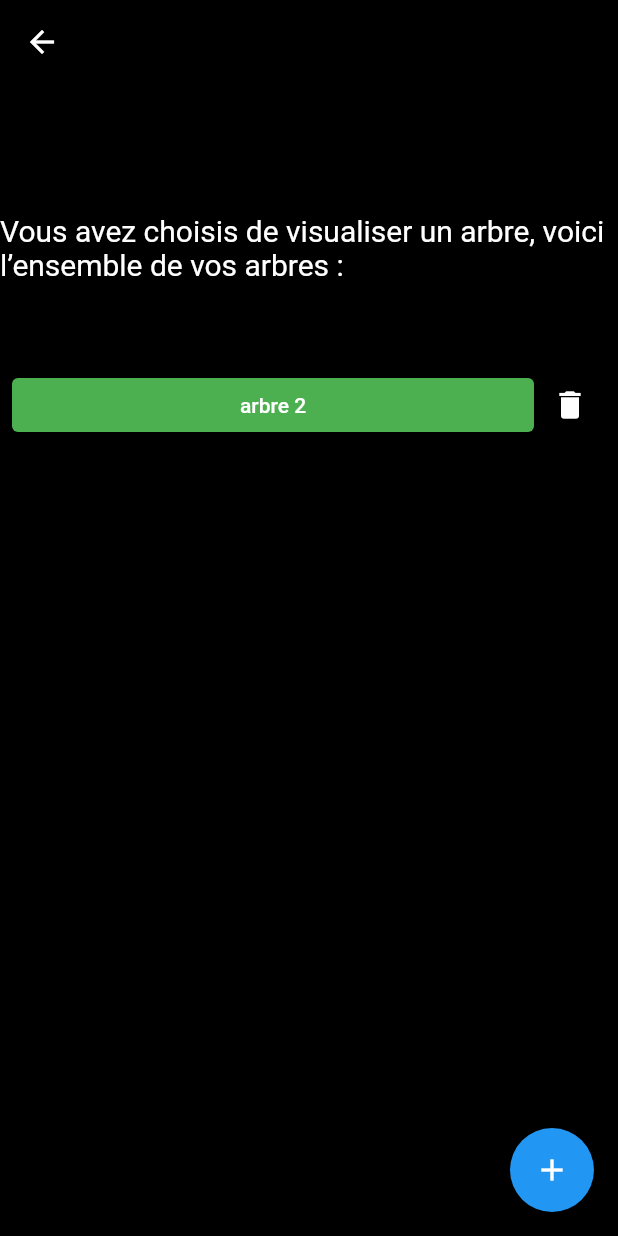
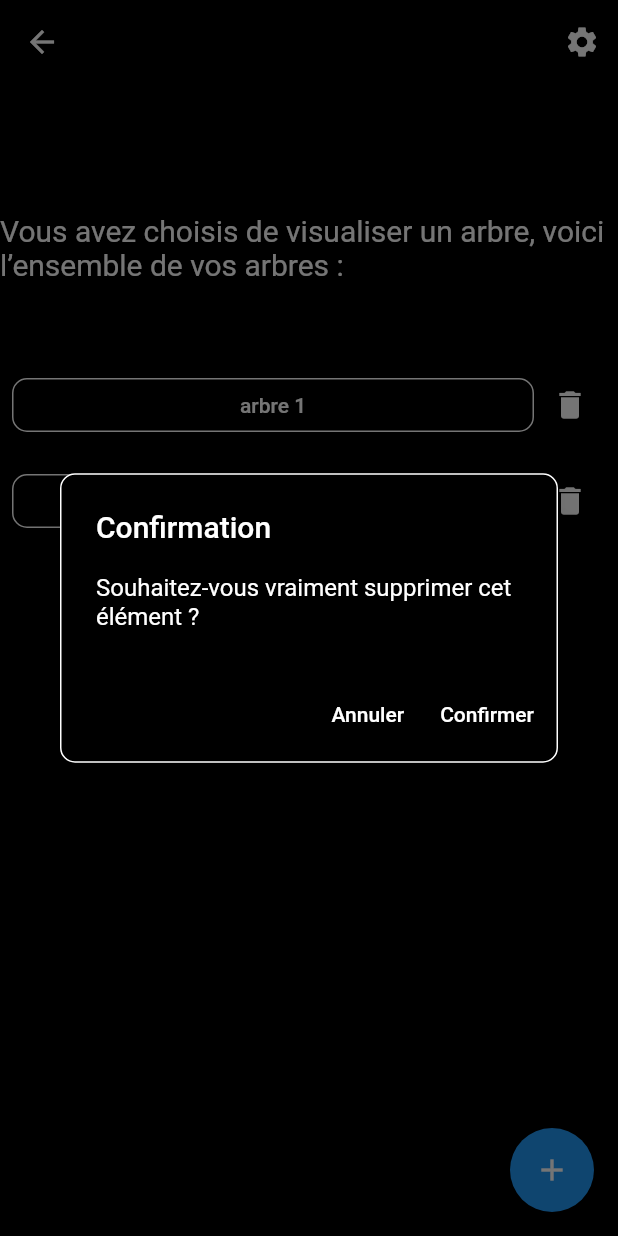
Before and after one commit to romainChuat/octrees, a Flutter app: the Visualize screen opened directly, after a tap on the "delete" icon, on a phone screen of 412 x 824 dp. Run offline on Flutter 3.47's test engine with Material 2 defaults, Android fonts, the phone set to English and light mode, and no system bars; our stand-ins replace animated_text_kit.

Commit message:
Modification des différents boutton d'un point de vue design + ajout du bouton paramètre sur l'ensemble des pages

```diff
--- a/lib/ModelProvider.dart
+++ b/lib/ModelProvider.dart
@@ -23,6 +23,10 @@ class ModelProvider extends ChangeNotifier{
   void removeTree(int index) {
     _trees.removeAt(index);
     notifyListeners();
+  }
+
+  int getTreeSize() {
+    return _trees.length;
   }
 
 
--- a/lib/Visualize.dart
+++ b/lib/Visualize.dart
@@ -5,7 +5,7 @@ import 'package:provider/provider.dart';
 
 import 'main.dart';
 
-class Visualize extends StatelessWidget{
+class Visualize extends StatelessWidget {
   @override
   Widget build(BuildContext context) {
     var prov = context.watch<ModelProvider>();
@@ -19,95 +19,137 @@ class Visualize extends StatelessWidget{
             Navigator.of(context).pop();
           },
         ),
+        actions: [
+          Tooltip(
+            message: 'Paramètre',
+            child: IconButton(
+              icon: const Icon(Icons.settings),
+              color: Colors.white,
+              onPressed: () {
+                // TODO ajouter des parametres dans l'icon settings
+              },
+            ),
+          ),
+        ],
       ),
       body: Center(
-          child: Column(
-              mainAxisAlignment: MainAxisAlignment.center,
-              children : [
+          child: Column(mainAxisAlignment: MainAxisAlignment.center, children: [
         Text(
           "Vous avez choisis de visualiser un arbre, voici l’ensemble de vos arbres :",
           style: TextStyle(color: Colors.white, fontSize: 20),
         ),
-                Padding(padding: EdgeInsets.fromLTRB(0, 0, 0,50)),
+        Padding(padding: EdgeInsets.fromLTRB(0, 0, 0, 50)),
         Visibility(
           visible: prov.trees.isNotEmpty,
-                    child :Container(
+          child: Container(
               height: 500,
-                      child :ListView.separated(
+              child: ListView.separated(
                 padding: const EdgeInsets.all(8),
                 itemCount: prov.trees.length,
                 itemBuilder: (BuildContext context, int index) {
-
                   return Row(
                       mainAxisAlignment: MainAxisAlignment.spaceBetween,
                       children: [
                         Expanded(
                           child: ElevatedButton(
                               onPressed: () {
-                              Navigator.of(context).push(
-                                  MaterialPageRoute(builder: (BuildContext context) => MyWorkingArea() )
-                              );
-
-
+                                Navigator.of(context).push(MaterialPageRoute(
+                                    builder: (BuildContext context) =>
+                                        MyWorkingArea(index: index)));
                               },
                               child: Center(child: Text(prov.trees[index])),
                               style: ElevatedButton.styleFrom(
-                                backgroundColor: Colors.green
-                            )
-
-                        ),),
+                                  backgroundColor: Colors.black,
+                                  shape: const RoundedRectangleBorder(
+                                      borderRadius:
+                                          BorderRadius.all(Radius.circular(10)),
+                                      side: BorderSide(color: Colors.white)))),
+                        ),
                         Tooltip(
                           message: 'Supprimer',
                           child: IconButton(
                             icon: const Icon(Icons.delete),
                             color: Colors.white,
                             onPressed: () {
+                              showDialog(
+                                context: context,
+                                builder: (BuildContext context) {
+                                  return AlertDialog(
+                                    title: const Text(
+                                      'Confirmation',
+                                      style: TextStyle(color: Colors.white),
+                                    ),
+                                    backgroundColor: Colors.black,
+                                    shape: RoundedRectangleBorder(
+                                      side: BorderSide(color: Colors.white),
+                                      borderRadius: BorderRadius.circular(10.0),
+                                    ),
+                                    content: const Text(
+                                        'Souhaitez-vous vraiment supprimer cet élément ?',
+                                        style: TextStyle(color: Colors.white)),
+                                    actions: <Widget>[
+                                      TextButton(
+                                        onPressed: () {
+                                          Navigator.of(context).pop();
+                                        },
+                                        child: const Text(
+                                          'Annuler',
+                                          style: TextStyle(color: Colors.white),
+                                        ),
+                                      ),
+                                      TextButton(
+                                        onPressed: () {
                                           prov.removeTree(index);
+                                          Navigator.of(context).pop();
+                                        },
+                                        child: const Text(
+                                          'Confirmer',
+                                          style: TextStyle(color: Colors.white),
+                                        ),
+                                      ),
+                                    ],
+                                  );
+                                },
+                              );
                             },
                           ),
-                              ),]);
+                        ),
+                      ]);
                 },
-                      separatorBuilder: (BuildContext context, int index) => const Divider(),
-                    )),),
+                separatorBuilder: (BuildContext context, int index) =>
+                    const Divider(),
+              )),
+        ),
         Visibility(
           visible: prov.trees.isEmpty,
-                    child: Column (
-                        children : [
+          child: Column(children: [
             Text(
               "Malheureusement aucun arbre n’a encore été sauvegardé …",
               style: TextStyle(color: Colors.white, fontSize: 14),
             ),
-                          SizedBox(height: 25,),
+            SizedBox(
+              height: 25,
+            ),
             ElevatedButton(
-                              onPressed: (){
-                                Navigator.of(context).push(
-                                    MaterialPageRoute(builder: (BuildContext context) => Generate() )
-                                );
+                onPressed: () {
+                  Navigator.of(context).push(MaterialPageRoute(
+                      builder: (BuildContext context) => Generate()));
                 },
-                              child: Text("Générer un nouvel arbre")
+                child: Text("Générer un nouvel arbre"))
+          ]),
         )
-                        ]
-                    ),
-                )
-
-
-              ]
-          )
-      ),
+      ])),
       floatingActionButton: Visibility(
         visible: prov.trees.isNotEmpty,
         child: FloatingActionButton(
           onPressed: () {
-            Navigator.of(context).push(
-                MaterialPageRoute(builder: (BuildContext context) => Generate() )
-            );
+            Navigator.of(context).push(MaterialPageRoute(
+                builder: (BuildContext context) => Generate()));
           },
           tooltip: 'ajouter un arbre',
           child: const Icon(Icons.add),
         ),
       ),
     );
-
   }
-
 }
```
Also changed, not shown: lib/Generate.dart (+29 -2 lines), lib/main.dart (+19 -7 lines). Lines whose indentation alone changed are shown as unchanged.
